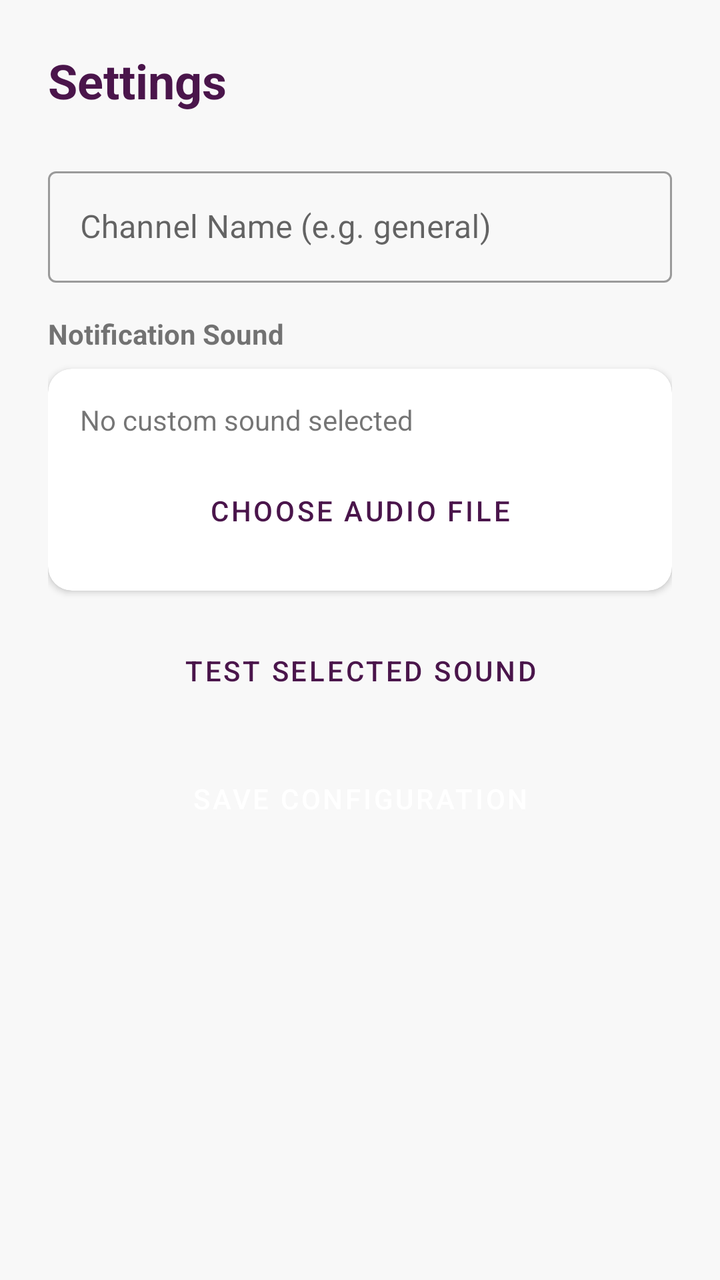
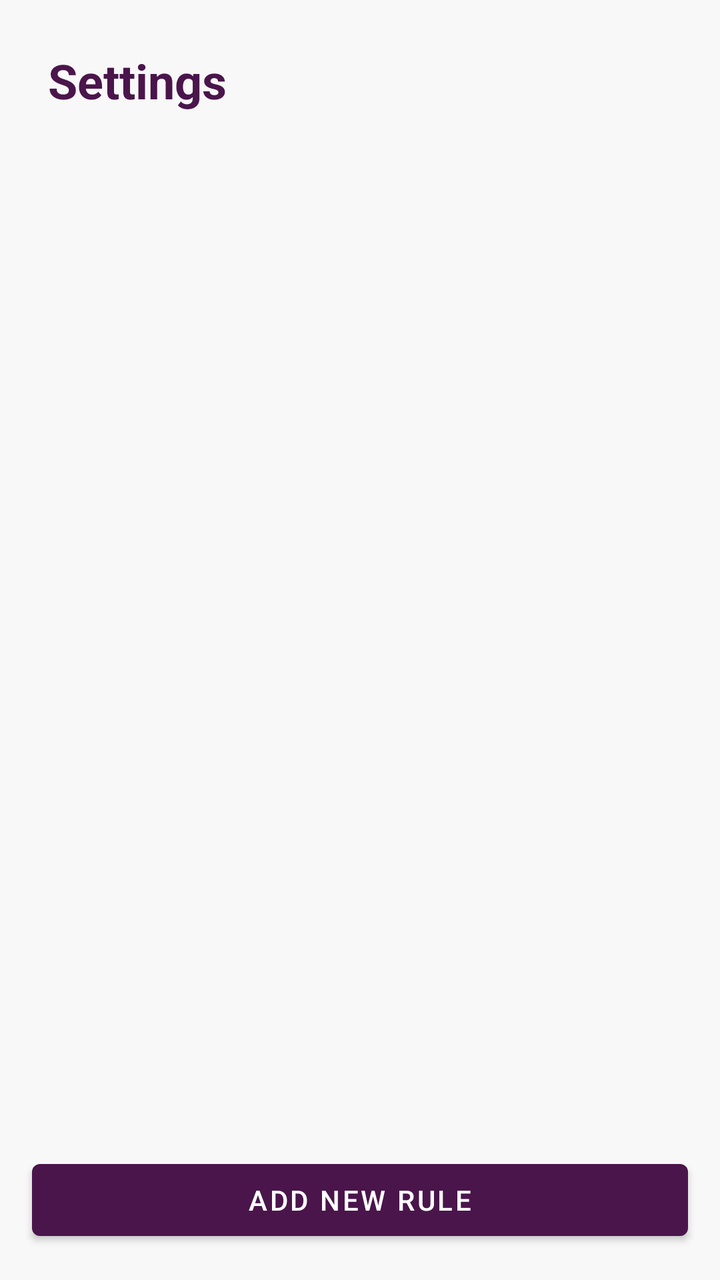

Screens rendered from an Android XML layout before and after an edit, with the pre-edit source and the edit as a unified diff.
<!-- AndroidManifest.xml: application theme AppTheme -->
<!-- res/layout/activity_settings.xml -->
<?xml version="1.0" encoding="utf-8"?>
<LinearLayout xmlns:android="http://schemas.android.com/apk/res/android"
    android:layout_width="match_parent"
    android:layout_height="match_parent"
    android:orientation="vertical"
    android:padding="24dp">

    <TextView
        android:layout_width="wrap_content"
        android:layout_height="wrap_content"
        android:text="@string/title_settings"
        android:textSize="24sp"
        android:textStyle="bold"
        android:textColor="@color/primary"
        android:layout_marginBottom="24dp"/>

    <com.google.android.material.textfield.TextInputLayout
        style="@style/Widget.MaterialComponents.TextInputLayout.OutlinedBox"
        android:layout_width="match_parent"
        android:layout_height="wrap_content"
        android:hint="@string/hint_channel_name"
        android:layout_marginBottom="16dp">

        <com.google.android.material.textfield.TextInputEditText
            android:id="@+id/et_channel_name"
            android:layout_width="match_parent"
            android:layout_height="wrap_content" />
    </com.google.android.material.textfield.TextInputLayout>

    <TextView
        android:layout_width="wrap_content"
        android:layout_height="wrap_content"
        android:text="@string/label_notif_sound"
        android:textStyle="bold"
        android:layout_marginBottom="8dp"/>

    <com.google.android.material.card.MaterialCardView
        style="@style/Widget.SlackNotif.Card"
        android:layout_width="match_parent"
        android:layout_height="wrap_content"
        android:layout_marginBottom="16dp">

        <LinearLayout
            android:layout_width="match_parent"
            android:layout_height="wrap_content"
            android:orientation="vertical"
            android:padding="16dp">

            <TextView
                android:id="@+id/tv_sound_uri"
                android:layout_width="match_parent"
                android:layout_height="wrap_content"
                android:text="@string/no_sound_selected"
                android:ellipsize="middle"
                android:singleLine="true"
                android:layout_marginBottom="12dp"/>

            <Button
                android:id="@+id/btn_pick_sound"
                style="@style/Widget.MaterialComponents.Button.OutlinedButton"
                android:layout_width="match_parent"
                android:layout_height="wrap_content"
                android:text="@string/btn_choose_audio" />
        </LinearLayout>
    </com.google.android.material.card.MaterialCardView>

    <Button
        android:id="@+id/btn_test_sound"
        style="@style/Widget.MaterialComponents.Button.TextButton"
        android:layout_width="match_parent"
        android:layout_height="wrap_content"
        android:text="@string/btn_test_sound"
        android:layout_marginBottom="16dp"/>

    <Button
        android:id="@+id/btn_save"
        style="@style/Widget.SlackNotif.Button"
        android:layout_width="match_parent"
        android:layout_height="wrap_content"
        android:text="@string/btn_save_config" />

</LinearLayout>
<!-- resources referenced by this layout -->
<resources>
  <color name="primary">#4A154B</color>
  <string name="btn_choose_audio">Choose Audio File</string>
  <string name="btn_save_config">Save Configuration</string>
  <string name="btn_test_sound">Test Selected Sound</string>
  <string name="hint_channel_name">Channel Name (e.g. general)</string>
  <string name="label_notif_sound">Notification Sound</string>
  <string name="no_sound_selected">No custom sound selected</string>
  <string name="title_settings">Settings</string>
  <style name="Widget.SlackNotif.Button" parent="Widget.MaterialComponents.Button">
          <item name="cornerRadius">8dp</item>
          <item name="android:insetTop">0dp</item>
          <item name="android:insetBottom">0dp</item>
          <item name="android:paddingTop">12dp</item>
          <item name="android:paddingBottom">12dp</item>
      </style>
  <style name="Widget.SlackNotif.Card" parent="Widget.MaterialComponents.CardView">
          <item name="cardCornerRadius">12dp</item>
          <item name="cardElevation">2dp</item>
          <item name="android:layout_marginBottom">16dp</item>
      </style>
  <style name="AppTheme" parent="Theme.MaterialComponents.Light.NoActionBar">
          
          <item name="colorPrimary">@color/primary</item>
          <item name="colorPrimaryVariant">@color/primary_variant</item>
          <item name="colorSecondary">@color/secondary</item>
          <item name="android:windowBackground">@color/background</item>
          <item name="android:statusBarColor">@color/primary_variant</item>
      </style>
  <color name="primary_variant">#611f69</color>
  <color name="secondary">#36C5F0</color>
  <color name="background">#F8F8F8</color>
</resources>

<!-- the commit's change to res/layout/activity_settings.xml (unified diff, before → after) -->
@@ -1,82 +1,36 @@
 <?xml version="1.0" encoding="utf-8"?>
-<LinearLayout xmlns:android="http://schemas.android.com/apk/res/android"
+<androidx.constraintlayout.widget.ConstraintLayout xmlns:android="http://schemas.android.com/apk/res/android"
+    xmlns:app="http://schemas.android.com/apk/res-auto"
     android:layout_width="match_parent"
-    android:layout_height="match_parent"
-    android:orientation="vertical"
-    android:padding="24dp">
+    android:layout_height="match_parent">
 
     <TextView
+        android:id="@+id/tv_settings_title"
         android:layout_width="wrap_content"
         android:layout_height="wrap_content"
         android:text="@string/title_settings"
         android:textSize="24sp"
         android:textStyle="bold"
         android:textColor="@color/primary"
-        android:layout_marginBottom="24dp"/>
+        android:layout_margin="24dp"
+        app:layout_constraintTop_toTopOf="parent"
+        app:layout_constraintStart_toStartOf="parent"/>
 
-    <com.google.android.material.textfield.TextInputLayout
-        style="@style/Widget.MaterialComponents.TextInputLayout.OutlinedBox"
+    <androidx.recyclerview.widget.RecyclerView
+        android:id="@+id/rv_rules"
+        android:layout_width="match_parent"
+        android:layout_height="0dp"
+        android:layout_marginTop="8dp"
+        app:layout_constraintTop_toBottomOf="@id/tv_settings_title"
+        app:layout_constraintBottom_toTopOf="@id/btn_add_rule"/>
+
+    <com.google.android.material.button.MaterialButton
+        android:id="@+id/btn_add_rule"
+        style="@style/Widget.MaterialComponents.Button"
         android:layout_width="match_parent"
         android:layout_height="wrap_content"
-        android:hint="@string/hint_channel_name"
-        android:layout_marginBottom="16dp">
+        android:text="Add New Rule"
+        android:layout_margin="16dp"
+        app:layout_constraintBottom_toBottomOf="parent" />
 
-        <com.google.android.material.textfield.TextInputEditText
-            android:id="@+id/et_channel_name"
-            android:layout_width="match_parent"
-            android:layout_height="wrap_content" />
-    </com.google.android.material.textfield.TextInputLayout>
-
-    <TextView
-        android:layout_width="wrap_content"
-        android:layout_height="wrap_content"
-        android:text="@string/label_notif_sound"
-        android:textStyle="bold"
-        android:layout_marginBottom="8dp"/>
-
-    <com.google.android.material.card.MaterialCardView
-        style="@style/Widget.SlackNotif.Card"
-        android:layout_width="match_parent"
-        android:layout_height="wrap_content"
-        android:layout_marginBottom="16dp">
-
-        <LinearLayout
-            android:layout_width="match_parent"
-            android:layout_height="wrap_content"
-            android:orientation="vertical"
-            android:padding="16dp">
-
-            <TextView
-                android:id="@+id/tv_sound_uri"
-                android:layout_width="match_parent"
-                android:layout_height="wrap_content"
-                android:text="@string/no_sound_selected"
-                android:ellipsize="middle"
-                android:singleLine="true"
-                android:layout_marginBottom="12dp"/>
-
-            <Button
-                android:id="@+id/btn_pick_sound"
-                style="@style/Widget.MaterialComponents.Button.OutlinedButton"
-                android:layout_width="match_parent"
-                android:layout_height="wrap_content"
-                android:text="@string/btn_choose_audio" />
-        </LinearLayout>
-    </com.google.android.material.card.MaterialCardView>
-
-    <Button
-        android:id="@+id/btn_test_sound"
-        style="@style/Widget.MaterialComponents.Button.TextButton"
-        android:layout_width="match_parent"
-        android:layout_height="wrap_content"
-        android:text="@string/btn_test_sound"
-        android:layout_marginBottom="16dp"/>
-
-    <Button
-        android:id="@+id/btn_save"
-        style="@style/Widget.SlackNotif.Button"
-        android:layout_width="match_parent"
-        android:layout_height="wrap_content"
-        android:text="@string/btn_save_config" />
-
-</LinearLayout>
+</androidx.constraintlayout.widget.ConstraintLayout>
<!-- resource entries referenced after the edit -->
@@ -1,25 +1,7 @@
 <!-- resources referenced by this layout -->
 <resources>
   <color name="primary">#4A154B</color>
-  <string name="btn_choose_audio">Choose Audio File</string>
-  <string name="btn_save_config">Save Configuration</string>
-  <string name="btn_test_sound">Test Selected Sound</string>
-  <string name="hint_channel_name">Channel Name (e.g. general)</string>
-  <string name="label_notif_sound">Notification Sound</string>
-  <string name="no_sound_selected">No custom sound selected</string>
   <string name="title_settings">Settings</string>
-  <style name="Widget.SlackNotif.Button" parent="Widget.MaterialComponents.Button">
-          <item name="cornerRadius">8dp</item>
-          <item name="android:insetTop">0dp</item>
-          <item name="android:insetBottom">0dp</item>
-          <item name="android:paddingTop">12dp</item>
-          <item name="android:paddingBottom">12dp</item>
-      </style>
-  <style name="Widget.SlackNotif.Card" parent="Widget.MaterialComponents.CardView">
-          <item name="cardCornerRadius">12dp</item>
-          <item name="cardElevation">2dp</item>
-          <item name="android:layout_marginBottom">16dp</item>
-      </style>
   <style name="AppTheme" parent="Theme.MaterialComponents.Light.NoActionBar">
           
           <item name="colorPrimary">@color/primary</item>
